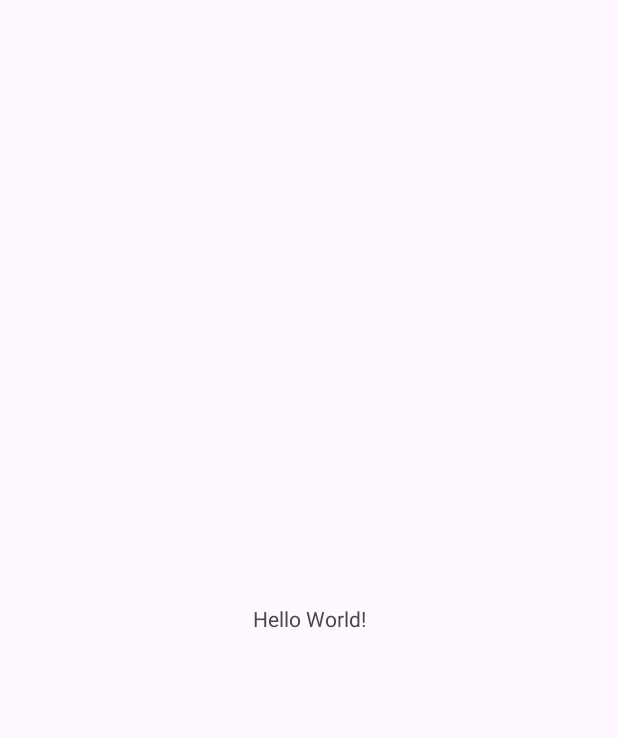
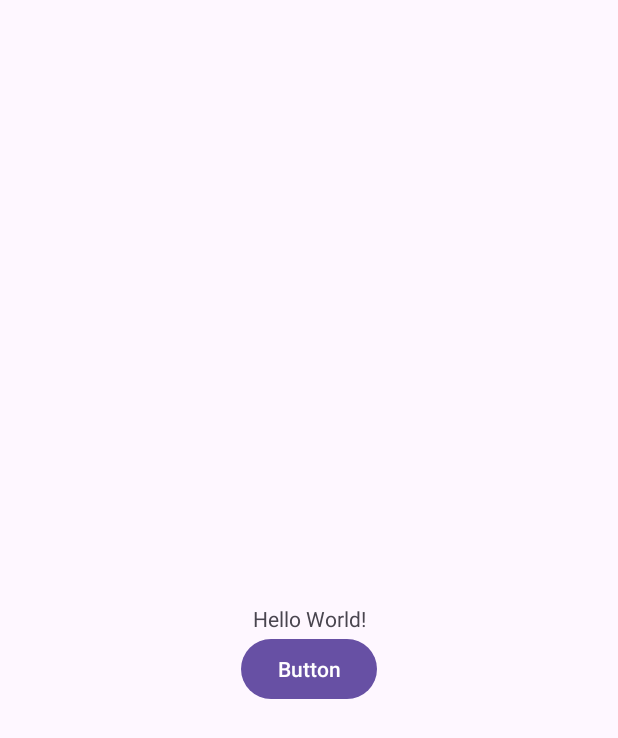
Before and after one commit to shanto832/andrgitpractice, an Android app: the screen it shows after launch (MainActivity), on a phone screen of 412 x 824 dp. Before the commit the part shown is almost empty. Shown: the top 738 px of the screen. Run offline under Robolectric (Android 15) with nearby library versions, the phone set to English and light mode, and no system bars.

Commit message:
a button added

```diff
--- /dev/null
+++ b/app/src/main/java/com/example/andrgit/Cl.java
@@ -0,0 +1,6 @@
+package com.example.andrgit;
+
+public class Cl {
+
+
+}
--- a/app/src/main/res/layout/activity_main.xml
+++ b/app/src/main/res/layout/activity_main.xml
@@ -8,6 +8,7 @@
     tools:context=".MainActivity">
 
     <TextView
+        android:id="@+id/textView"
         android:layout_width="wrap_content"
         android:layout_height="wrap_content"
         android:text="Hello World!"
@@ -16,4 +17,13 @@
         app:layout_constraintStart_toStartOf="parent"
         app:layout_constraintTop_toTopOf="parent" />
 
+    <Button
+        android:id="@+id/button"
+        android:layout_width="wrap_content"
+        android:layout_height="wrap_content"
+        android:text="Button"
+        app:layout_constraintEnd_toEndOf="parent"
+        app:layout_constraintStart_toStartOf="parent"
+        app:layout_constraintTop_toBottomOf="@+id/textView" />
+
 </androidx.constraintlayout.widget.ConstraintLayout>
```
